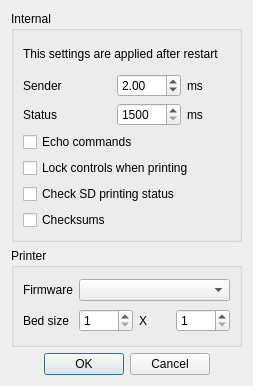
Before: the Qt Designer form settingswindow.ui in NeoTheFox/RepRaptor, drawn with Qt 5.
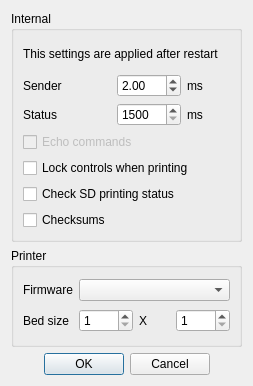
After: the same form once the commit is applied. Icons and pictures are not drawn.

```diff
--- a/settingswindow.ui
+++ b/settingswindow.ui
@@ -98,6 +98,9 @@
      <layout class="QGridLayout" name="gridLayout">
       <item row="3" column="0" colspan="3">
        <widget class="QCheckBox" name="echobox">
+        <property name="enabled">
+         <bool>false</bool>
+        </property>
         <property name="toolTip">
          <string>Show every sent command in console</string>
         </property>
```
